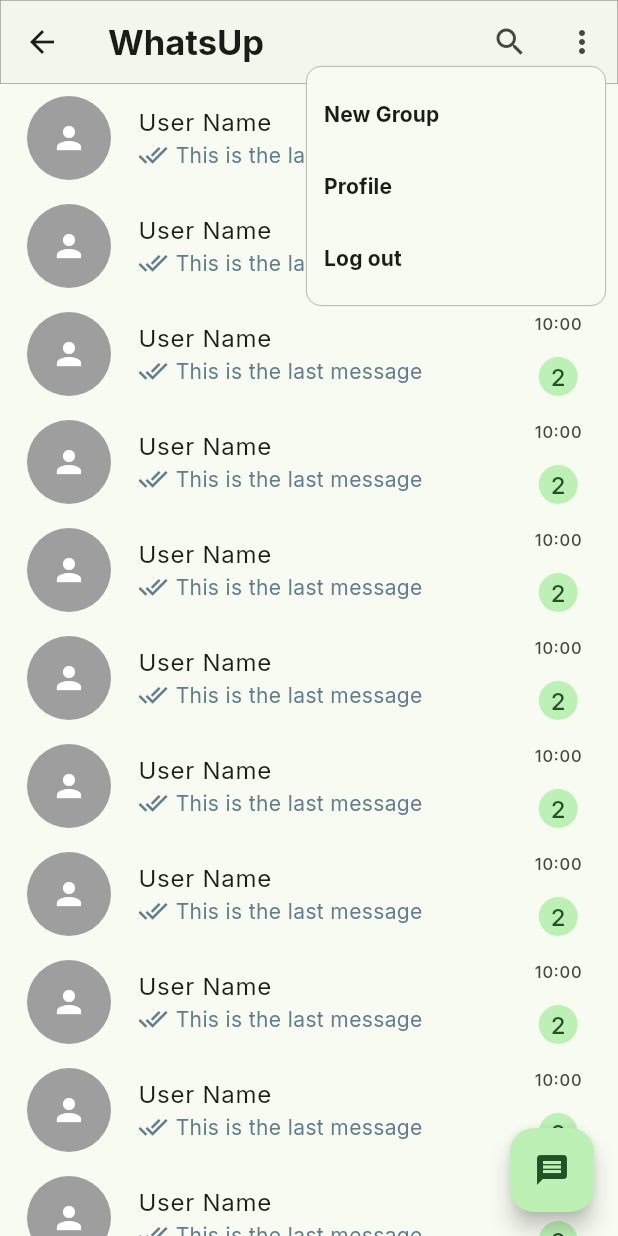
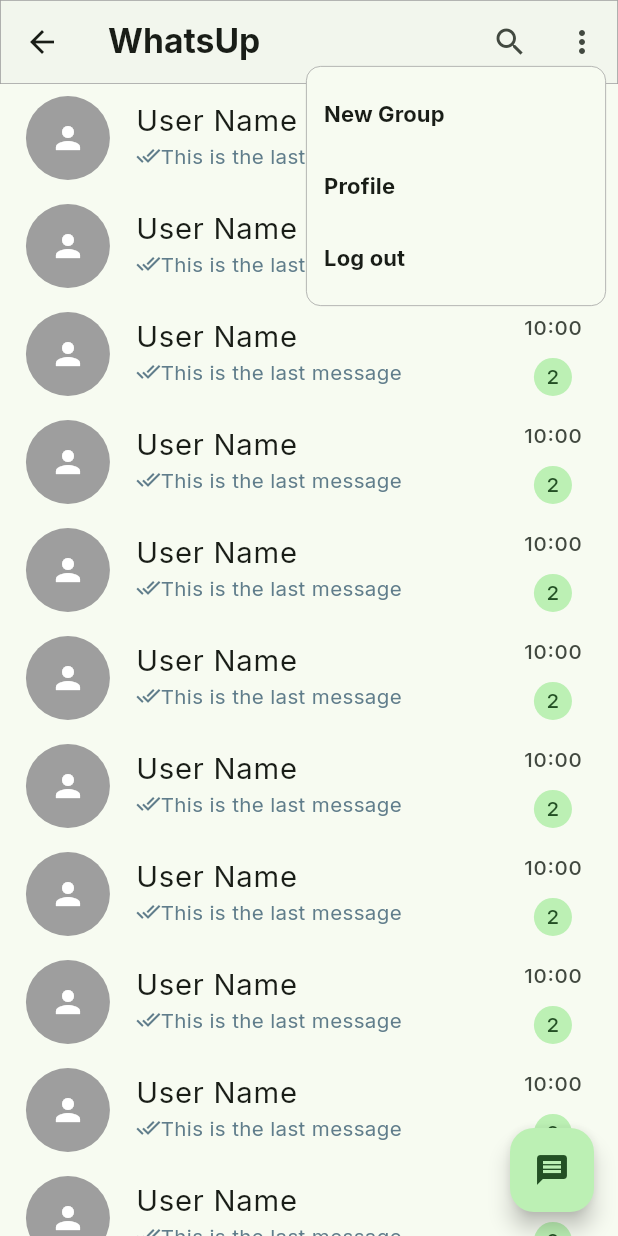
Before and after one commit to Abdelrahman-Ahmed-2003/chat_app, a Flutter app: the ChatView screen opened directly, after a tap on the "more vert" icon, on a phone screen of 412 x 824 dp. Run offline on Flutter 3.47's test engine with Material 3 defaults, Android fonts, the phone set to English and light mode, and no system bars; our stand-ins replace flutter_screenutil, google_fonts.

Commit message:
make chat page is responsive

```diff
--- a/lib/features/chat/presentation/views/widgets/chat_body.dart
+++ b/lib/features/chat/presentation/views/widgets/chat_body.dart
@@ -1,4 +1,5 @@
 import 'package:flutter/material.dart';
+import 'package:flutter_screenutil/flutter_screenutil.dart';
 
 class ChatBody extends StatelessWidget {
   const ChatBody({super.key});
@@ -10,36 +11,36 @@ class ChatBody extends StatelessWidget {
       itemBuilder: (context, index) {
         return InkWell(
           onTap: () {
-            print('User Message');
+
           },
-          child: const ListTile(
+          child: ListTile(
             leading: CircleAvatar(
               backgroundColor: Colors.grey,
-              radius: 30,
-              child: Icon(
+              radius: 30.r,
+              child: const Icon(
                 Icons.person,
                 color: Colors.white,
               ),
             ),
-            title: Text('User Name'),
+            title: Text('User Name',style: TextStyle(fontSize: 20.sp),),
             subtitle: Row(
               children: [
-                Icon(Icons.done_all, color: Colors.blueGrey, size: 20),
-                SizedBox(width: 5),
+                Icon(Icons.done_all, color: Colors.blueGrey, size: MediaQuery.of(context).size.height * 0.02),
+                SizedBox(height: MediaQuery.of(context).size.height * 0.005),
                 Text(
                   'This is the last message',
-                  style: TextStyle(color: Colors.blueGrey),
+                  style: TextStyle(color: Colors.blueGrey,fontSize: 14.sp),
                 )
               ],
             ),
             trailing: Column(
               mainAxisAlignment: MainAxisAlignment.spaceBetween,
               children: [
-                Text('10:00'),
+                Text('10:00',style: TextStyle(fontSize: 14.sp),),
                 Flexible(
                     child: CircleAvatar(
-                  radius: 13.0,
-                  child: Text('2'),
+                  radius: 13.0.r,
+                  child: Text('2',style: TextStyle(fontSize: 14.sp),),
                 ))
               ],
             ),
--- a/lib/features/chat/presentation/views/widgets/chat_view_appbar.dart
+++ b/lib/features/chat/presentation/views/widgets/chat_view_appbar.dart
@@ -1,5 +1,6 @@
 import 'package:chat_app/features/profile/presentation/views/profile_view.dart';
 import 'package:flutter/material.dart';
+import 'package:flutter_screenutil/flutter_screenutil.dart';
 
 class ChatViewAppbar extends StatelessWidget implements PreferredSizeWidget {
   const ChatViewAppbar({
@@ -9,17 +10,17 @@ class ChatViewAppbar extends StatelessWidget implements PreferredSizeWidget {
   @override
   Widget build(BuildContext context) {
     return AppBar(
-      shape: const RoundedRectangleBorder(
+      shape: RoundedRectangleBorder(
         side: BorderSide(
           color: Colors.grey,
-          width: 0.5,
+          width: 0.5.w,
         ),
       ),
       backgroundColor: Colors.grey.withOpacity(.05),
-      title: const Text(
+      title: Text(
         'WhatsUp',
         style: TextStyle(
-          fontSize: 23,
+          fontSize: 23.sp,
           fontWeight: FontWeight.bold,
         ),
       ),
@@ -37,7 +38,7 @@ class ChatViewAppbar extends StatelessWidget implements PreferredSizeWidget {
           ),
           color: Theme.of(context).scaffoldBackgroundColor,
           shape: RoundedRectangleBorder(
-            borderRadius: BorderRadius.circular(10),
+            borderRadius: BorderRadius.circular(10.r),
             side: const BorderSide(
               color: Colors.grey,
               width: 0.5,
@@ -52,13 +53,13 @@ class ChatViewAppbar extends StatelessWidget implements PreferredSizeWidget {
                   //   builder: (context) => const NewGroupView(),
                   // ));
                 },
-                child: const Text('New Group',
-                    style: TextStyle(fontWeight: FontWeight.bold)),
+                child: Text('New Group',
+                    style: TextStyle(fontWeight: FontWeight.bold,fontSize: 15.sp)),
               ),
               PopupMenuItem<String>(
                 value: 'Profile',
-                child: const Text('Profile',
-                    style: TextStyle(fontWeight: FontWeight.bold)),
+                child: Text('Profile',
+                    style: TextStyle(fontWeight: FontWeight.bold,fontSize: 15.sp)),
                 onTap: () {
                   Navigator.of(context).push(MaterialPageRoute(
                     builder: (context) => const ProfileView(),
@@ -67,8 +68,8 @@ class ChatViewAppbar extends StatelessWidget implements PreferredSizeWidget {
               ),
               PopupMenuItem<String>(
                 value: 'Log out',
-                child: const Text('Log out',
-                    style: TextStyle(fontWeight: FontWeight.bold)),
+                child: Text('Log out',
+                    style: TextStyle(fontWeight: FontWeight.bold,fontSize: 15.sp)),
                 onTap: () {
                   //log out
                 },
```
